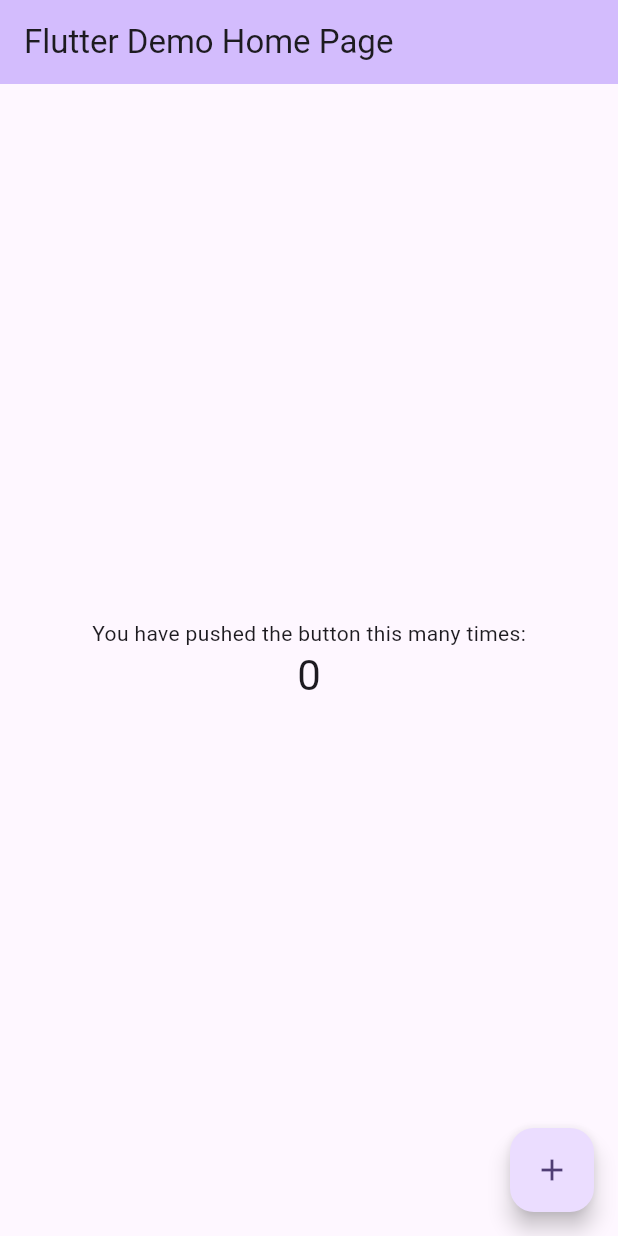
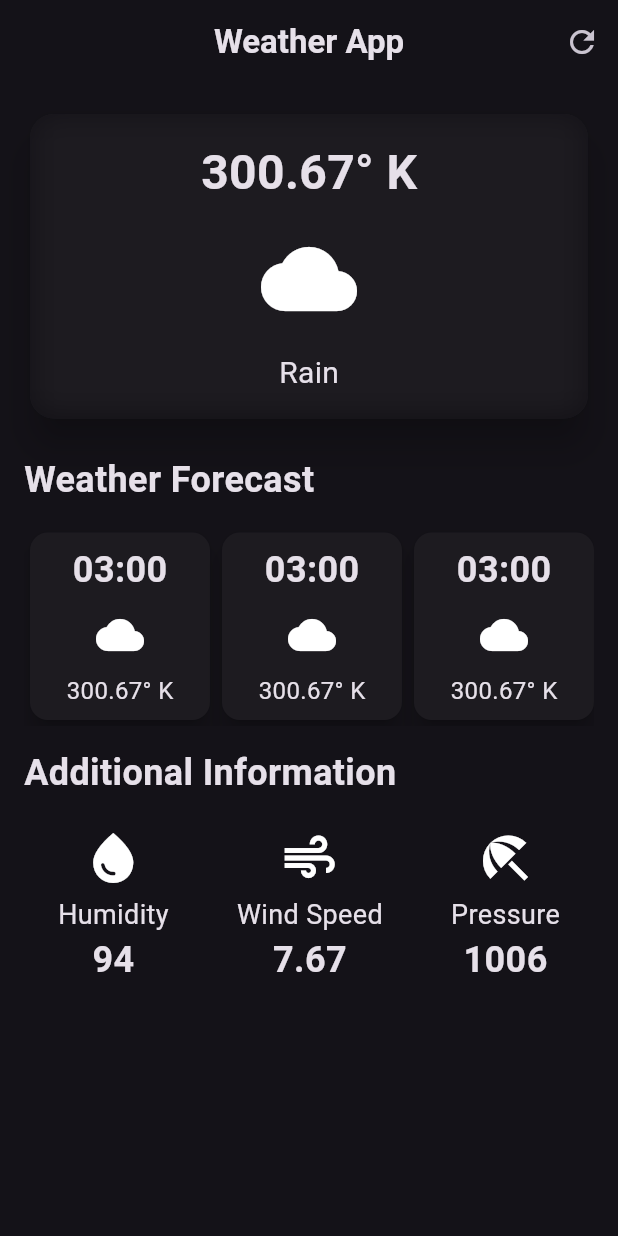
Before and after one commit to Saurav-Ganguly/Weather_App, a Flutter app: the screen it shows after launch, on a phone screen of 412 x 824 dp. Run offline on Flutter 3.47's test engine with Material 2 defaults, Android fonts, the phone set to English and light mode, and no system bars.

Commit message:
ui complete

```diff
--- /dev/null
+++ b/lib/additional_info_card.dart
@@ -0,0 +1,39 @@
+import 'package:flutter/material.dart';
+
+class AdditionalInfoCard extends StatelessWidget {
+  final IconData cardIcon;
+  final String cardValue;
+  final String cardTitle;
+  const AdditionalInfoCard({
+    super.key,
+    required this.cardIcon,
+    required this.cardTitle,
+    required this.cardValue,
+  });
+
+  @override
+  Widget build(BuildContext context) {
+    return Column(
+      children: [
+        Icon(
+          cardIcon,
+          size: 40,
+        ),
+        const SizedBox(height: 5),
+        Text(
+          cardTitle,
+          style: const TextStyle(
+            fontSize: 18,
+          ),
+        ),
+        Text(
+          cardValue,
+          style: const TextStyle(
+            fontSize: 24,
+            fontWeight: FontWeight.bold,
+          ),
+        ),
+      ],
+    );
+  }
+}
--- /dev/null
+++ b/lib/forcast_card.dart
@@ -0,0 +1,44 @@
+import 'package:flutter/material.dart';
+
+class ForcastCard extends StatelessWidget {
+  const ForcastCard({
+    super.key,
+  });
+
+  @override
+  Widget build(BuildContext context) {
+    return Card(
+      elevation: 6,
+      child: Container(
+        width: 120,
+        decoration: BoxDecoration(
+          borderRadius: BorderRadius.circular(12),
+        ),
+        padding: const EdgeInsets.all(8.0),
+        child: const Column(
+          children: [
+            Text(
+              '03:00',
+              style: TextStyle(
+                fontSize: 24,
+                fontWeight: FontWeight.bold,
+              ),
+            ),
+            SizedBox(height: 10),
+            Icon(
+              Icons.cloud,
+              size: 32,
+            ),
+            SizedBox(height: 10),
+            Text(
+              '300.67° K',
+              style: TextStyle(
+                fontSize: 16,
+              ),
+            ),
+          ],
+        ),
+      ),
+    );
+  }
+}
--- a/lib/main.dart
+++ b/lib/main.dart
@@ -1,125 +1,23 @@
 import 'package:flutter/material.dart';
+import 'package:weather_app/weather_screen.dart';
 
 void main() {
-  runApp(const MyApp());
+  runApp(
+    const MyApp(),
+  );
 }
 
 class MyApp extends StatelessWidget {
   const MyApp({super.key});
 
-  // This widget is the root of your application.
   @override
   Widget build(BuildContext context) {
     return MaterialApp(
-      title: 'Flutter Demo',
-      theme: ThemeData(
-        // This is the theme of your application.
-        //
-        // TRY THIS: Try running your application with "flutter run". You'll see
-        // the application has a blue toolbar. Then, without quitting the app,
-        // try changing the seedColor in the colorScheme below to Colors.green
-        // and then invoke "hot reload" (save your changes or press the "hot
-        // reload" button in a Flutter-supported IDE, or press "r" if you used
-        // the command line to start the app).
-        //
-        // Notice that the counter didn't reset back to zero; the application
-        // state is not lost during the reload. To reset the state, use hot
-        // restart instead.
-        //
-        // This works for code too, not just values: Most code changes can be
-        // tested with just a hot reload.
-        colorScheme: ColorScheme.fromSeed(seedColor: Colors.deepPurple),
+      debugShowCheckedModeBanner: false,
+      theme: ThemeData.dark(
         useMaterial3: true,
       ),
-      home: const MyHomePage(title: 'Flutter Demo Home Page'),
+      home: const WeatherScreen(),
     );
   }
 }
-
-class MyHomePage extends StatefulWidget {
-  const MyHomePage({super.key, required this.title});
-
-  // This widget is the home page of your application. It is stateful, meaning
-  // that it has a State object (defined below) that contains fields that affect
-  // how it looks.
-
-  // This class is the configuration for the state. It holds the values (in this
-  // case the title) provided by the parent (in this case the App widget) and
-  // used by the build method of the State. Fields in a Widget subclass are
-  // always marked "final".
-
-  final String title;
-
-  @override
-  State<MyHomePage> createState() => _MyHomePageState();
-}
-
-class _MyHomePageState extends State<MyHomePage> {
-  int _counter = 0;
-
-  void _incrementCounter() {
-    setState(() {
-      // This call to setState tells the Flutter framework that something has
-      // changed in this State, which causes it to rerun the build method below
-      // so that the display can reflect the updated values. If we changed
-      // _counter without calling setState(), then the build method would not be
-      // called again, and so nothing would appear to happen.
-      _counter++;
-    });
-  }
-
-  @override
-  Widget build(BuildContext context) {
-    // This method is rerun every time setState is called, for instance as done
-    // by the _incrementCounter method above.
-    //
-    // The Flutter framework has been optimized to make rerunning build methods
-    // fast, so that you can just rebuild anything that needs updating rather
-    // than having to individually change instances of widgets.
-    return Scaffold(
-      appBar: AppBar(
-        // TRY THIS: Try changing the color here to a specific color (to
-        // Colors.amber, perhaps?) and trigger a hot reload to see the AppBar
-        // change color while the other colors stay the same.
-        backgroundColor: Theme.of(context).colorScheme.inversePrimary,
-        // Here we take the value from the MyHomePage object that was created by
-        // the App.build method, and use it to set our appbar title.
-        title: Text(widget.title),
-      ),
-      body: Center(
-        // Center is a layout widget. It takes a single child and positions it
-        // in the middle of the parent.
-        child: Column(
-          // Column is also a layout widget. It takes a list of children and
-          // arranges them vertically. By default, it sizes itself to fit its
-          // children horizontally, and tries to be as tall as its parent.
-          //
-          // Column has various properties to control how it sizes itself and
-          // how it positions its children. Here we use mainAxisAlignment to
-          // center the children vertically; the main axis here is the vertical
-          // axis because Columns are vertical (the cross axis would be
-          // horizontal).
-          //
-          // TRY THIS: Invoke "debug painting" (choose the "Toggle Debug Paint"
-          // action in the IDE, or press "p" in the console), to see the
-          // wireframe for each widget.
-          mainAxisAlignment: MainAxisAlignment.center,
-          children: <Widget>[
-            const Text(
-              'You have pushed the button this many times:',
-            ),
-            Text(
-              '$_counter',
-              style: Theme.of(context).textTheme.headlineMedium,
-            ),
-          ],
-        ),
-      ),
-      floatingActionButton: FloatingActionButton(
-        onPressed: _incrementCounter,
-        tooltip: 'Increment',
-        child: const Icon(Icons.add),
-      ), // This trailing comma makes auto-formatting nicer for build methods.
-    );
-  }
-}
--- /dev/null
+++ b/lib/weather_screen.dart
@@ -0,0 +1,148 @@
+import 'dart:ui';
+
+import 'package:flutter/material.dart';
+import 'package:weather_app/additional_info_card.dart';
+import 'package:weather_app/forcast_card.dart';
+
+class WeatherScreen extends StatelessWidget {
+  const WeatherScreen({super.key});
+
+  @override
+  Widget build(BuildContext context) {
+    return Scaffold(
+      appBar: AppBar(
+        title: const Text(
+          'Weather App',
+          style: TextStyle(
+            fontWeight: FontWeight.bold,
+          ),
+        ),
+        centerTitle: true,
+        actions: [
+          IconButton(
+            onPressed: () {},
+            icon: const Icon(
+              Icons.refresh,
+            ),
+          ),
+        ],
+      ),
+      body: SingleChildScrollView(
+        child: Padding(
+          padding: const EdgeInsets.all(16.0),
+          child: Column(
+            crossAxisAlignment: CrossAxisAlignment.start,
+            children: [
+              //main Card
+              SizedBox(
+                width: double.infinity,
+                child: Card(
+                    elevation: 10,
+                    //shape: RoundedRectangleBorder(borderRadius: BorderRadius.circular(16),),),
+                    shape: RoundedRectangleBorder(
+                      borderRadius: BorderRadius.circular(16),
+                    ),
+                    child: ClipRRect(
+                      borderRadius: BorderRadius.circular(16),
+                      child: BackdropFilter(
+                        filter: ImageFilter.blur(
+                          sigmaX: 10,
+                          sigmaY: 10,
+                        ),
+                        child: const Padding(
+                          padding: EdgeInsets.all(16.0),
+                          child: Column(
+                            children: [
+                              Text(
+                                '300.67° K',
+                                style: TextStyle(
+                                  fontSize: 32,
+                                  fontWeight: FontWeight.bold,
+                                ),
+                              ),
+                              SizedBox(height: 16),
+                              Icon(
+                                Icons.cloud,
+                                size: 64,
+                              ),
+                              SizedBox(height: 16),
+                              Text(
+                                'Rain',
+                                style: TextStyle(
+                                  fontSize: 20,
+                                ),
+                              ),
+                            ],
+                          ),
+                        ),
+                      ),
+                    )),
+              ),
+              const SizedBox(
+                height: 20,
+              ),
+              const Text(
+                'Weather Forecast',
+                style: TextStyle(
+                  fontSize: 24,
+                  fontWeight: FontWeight.bold,
+                ),
+              ),
+              const SizedBox(
+                height: 14,
+              ),
+              //Weather Cards
+              const SingleChildScrollView(
+                scrollDirection: Axis.horizontal,
+                child: Row(
+                  children: [
+                    ForcastCard(),
+                    ForcastCard(),
+                    ForcastCard(),
+                    ForcastCard(),
+                    ForcastCard(),
+                    ForcastCard(),
+                  ],
+                ),
+              ),
+              const SizedBox(
+                height: 14,
+              ),
+              //Additonal Info
+              const Text(
+                'Additional Information',
+                style: TextStyle(
+                  fontSize: 24,
+                  fontWeight: FontWeight.bold,
+                ),
+              ),
+              const SizedBox(
+                height: 20,
+              ),
+              const Row(
+                mainAxisAlignment: MainAxisAlignment.spaceAround,
+                children: [
+                  AdditionalInfoCard(
+                    cardIcon: Icons.water_drop,
+                    cardTitle: 'Humidity',
+                    cardValue: '94',
+                  ),
+                  AdditionalInfoCard(
+                    cardIcon: Icons.air,
+                    cardTitle: 'Wind Speed',
+                    cardValue: '7.67',
+                  ),
+                  AdditionalInfoCard(
+                    cardIcon: Icons.beach_access,
+                    cardTitle: 'Pressure',
+                    cardValue: '1006',
+                  ),
+                ],
+              )
+            ],
+          ),
+        ),
+      ),
+    );
+  }
+}
```
